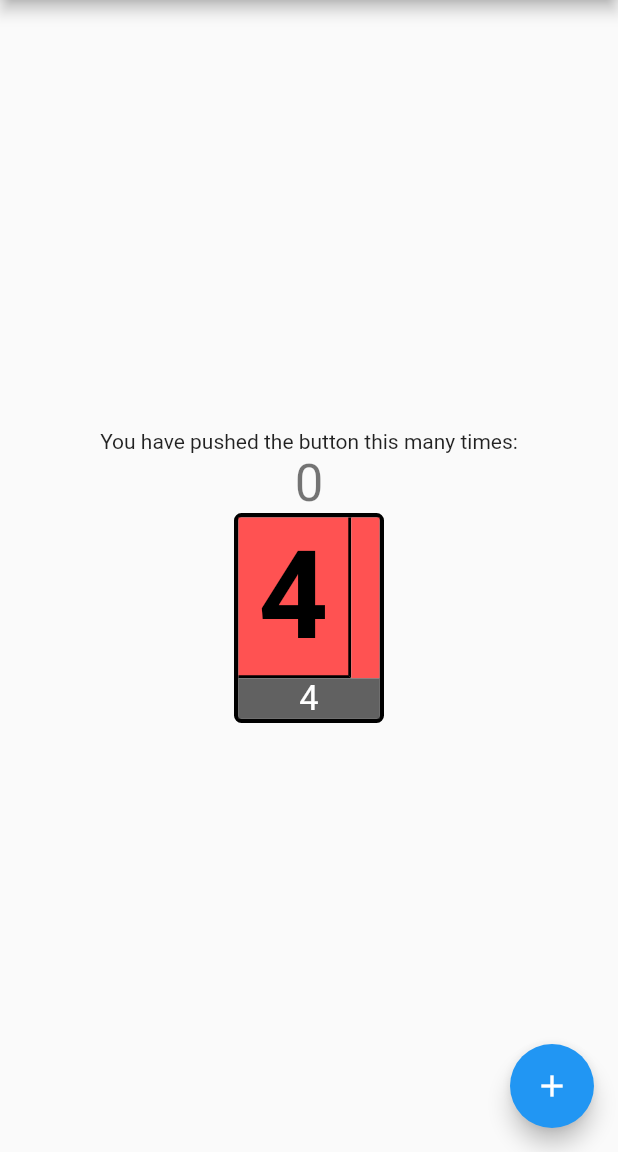
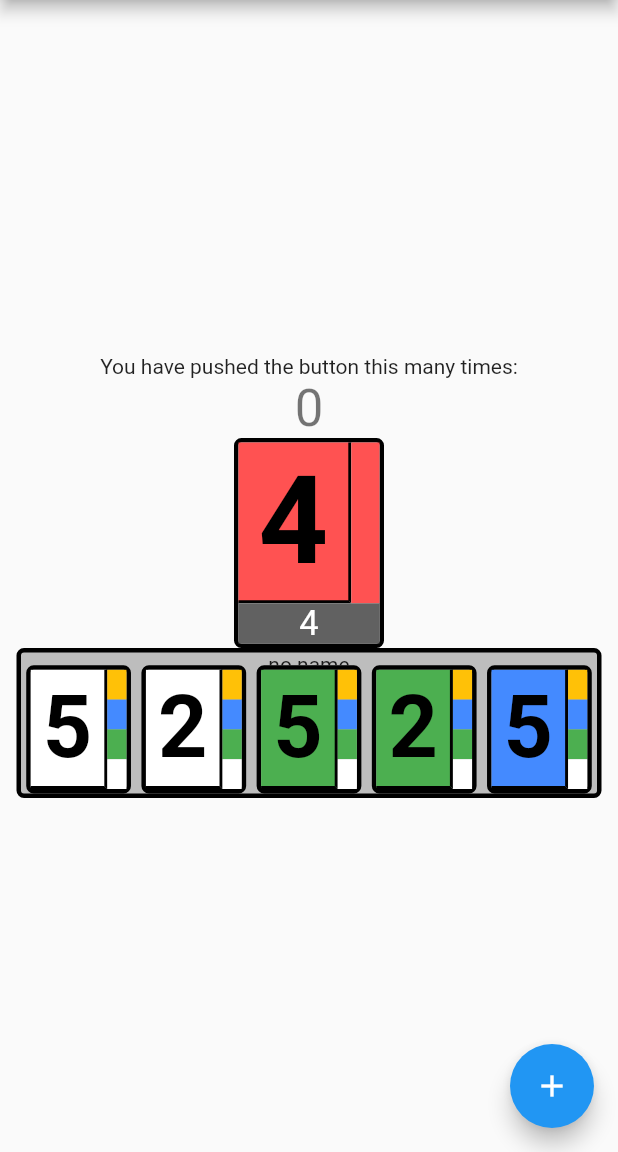
Before and after one commit to pappd/HanCardGame, a Flutter app: the screen it shows after launch, on a phone screen of 412 x 824 dp, the part 84-1236 px from its top. Run offline on Flutter 3.47's test engine with Material 2 defaults, Android fonts, the phone set to English and light mode, and no system bars; statements that could not run were skipped.

Commit message:
init playerCards

```diff
--- a/lib/card.dart
+++ b/lib/card.dart
@@ -17,8 +17,8 @@ class Card extends StatelessWidget {
   @override
   Widget build(BuildContext context) {
     return Container(
-      width: 60,
-      height: 80,
+      width: 160,
+      height: 180,
       decoration: BoxDecoration(
         border: Border.all(
           width: 3,
--- a/lib/main.dart
+++ b/lib/main.dart
@@ -1,6 +1,8 @@
+import 'package:card_game/model/board_model.dart';
 import 'package:card_game/model/card_model.dart';
 import 'package:card_game/model/card_types_model.dart';
 import 'package:card_game/model/heard_info_model.dart';
+import 'package:card_game/player_cards.dart';
 import 'package:flutter/material.dart';
 import 'card.dart' as game;
 
@@ -49,6 +51,18 @@ class MyHomePage extends StatefulWidget {
 
 class _MyHomePageState extends State<MyHomePage> {
   int _counter = 0;
+  BoardModel board;
+  @override
+  void initState() {
+    var types = CardTypesModel(5);
+    types.addColor([3, 2, 2, 2, 1]);
+    types.addColor([3, 2, 2, 2, 1]);
+    types.addColor([3, 2, 2, 2, 1]);
+    types.addColor([3, 2, 2, 2, 1]);
+    types.addColor([3, 2, 2, 2, 1]);
+    board = BoardModel(5, 5, types);
+    super.initState();
+  }
 
   void _incrementCounter() {
     setState(() {
@@ -70,6 +84,7 @@ class _MyHomePageState extends State<MyHomePage> {
     types.addColor([3, 2, 2, 2, 1]);
     types.addColor([3, 2, 2, 2, 1]);
     var info = HeardInfoModel(types);
+    board.giveInfo(0, 1);
     //info.heardColor(2, false);
     // info.heardColor(4, false);
     // info.heardColor(1, false);
@@ -104,6 +119,9 @@ class _MyHomePageState extends State<MyHomePage> {
                 info: info,
               ),
             ),
+            PlayerCards(
+              playerModel: board.players[0],
+            ),
           ],
         ),
       ),
--- a/lib/model/player_model.dart
+++ b/lib/model/player_model.dart
@@ -3,8 +3,9 @@ import 'package:card_game/model/heard_info_model.dart';
 
 class PlayerModel {
   final int id;
+  final String name;
   var cards = <CardModel>[];
   var heardInfo = <HeardInfoModel>[];
 
-  PlayerModel(this.id);
+  PlayerModel(this.id, {this.name});
 }
--- /dev/null
+++ b/lib/player_cards.dart
@@ -0,0 +1,61 @@
+import 'package:card_game/model/player_model.dart';
+import 'package:flutter/material.dart';
+import 'card.dart' as game;
+
+class PlayerCards extends StatelessWidget {
+  final PlayerModel playerModel;
+  final int activeId;
+  final int myId;
+
+  const PlayerCards({Key key, this.myId, this.playerModel, this.activeId})
+      : super(key: key);
+
+  @override
+  Widget build(BuildContext context) {
+    return Container(
+      width: 390,
+      height: 100,
+      decoration: BoxDecoration(
+        color: activeId == playerModel.id
+            ? Colors.lightBlueAccent
+            : Colors.grey[400],
+        border: Border.all(
+          width: 3,
+        ),
+        borderRadius: BorderRadius.all(Radius.circular(5.0)),
+      ),
+      child: Column(
+        children: <Widget>[
+          Flexible(
+            flex: 1,
+            child: Text(playerModel.name ?? "no name"),
+          ),
+          Flexible(
+            flex: 10,
+            child: Row(
+              children: <Widget>[
+                for (var i = 0; i < playerModel.cards.length; i++)
+                  Expanded(
+                    child: Row(
+                      children: <Widget>[
+                        Flexible(flex: 1, child: SizedBox.expand()),
+                        Flexible(
+                          flex: 20,
+                          child: game.Card(
+                            card: playerModel.cards[i],
+                            info: playerModel.heardInfo?.elementAt(i),
+                          ),
+                        ),
+                        //if (i < playerModel.cards.length - 1)
+                        Flexible(flex: 1, child: SizedBox.expand()),
+                      ],
+                    ),
+                  )
+              ],
+            ),
+          )
+        ],
+      ),
+    );
+  }
+}
```
